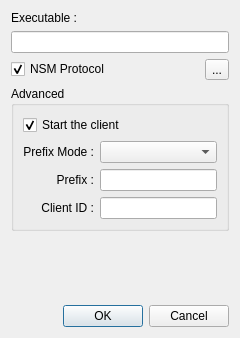
Old version of the form resources/ui/new_executable.ui in the repository Houston4444/RaySession.
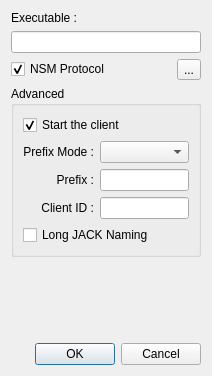
New version of the form. Icons and pictures are not drawn.

Commit message: add long jack naming possibility for add_executable

What changed in the file:
```diff
--- a/resources/ui/new_executable.ui
+++ b/resources/ui/new_executable.ui
@@ -9,8 +9,8 @@
    <rect>
     <x>0</x>
     <y>0</y>
-    <width>240</width>
-    <height>338</height>
+    <width>212</width>
+    <height>376</height>
    </rect>
   </property>
   <property name="windowTitle">
@@ -124,6 +124,16 @@
         </property>
        </widget>
       </item>
+      <item row="4" column="0" colspan="2">
+       <widget class="QCheckBox" name="checkBoxJackNaming">
+        <property name="toolTip">
+         <string>&lt;html&gt;&lt;head/&gt;&lt;body&gt;&lt;p&gt;With this option checked, NSM programs should name their JACK client names starting with ClientName.ClientId (as in NSM), else it will be ClientName (with a digit suffix if needed).&lt;/p&gt;&lt;/body&gt;&lt;/html&gt;</string>
+        </property>
+        <property name="text">
+         <string>Long JACK Naming</string>
+        </property>
+       </widget>
+      </item>
      </layout>
     </widget>
    </item>
```
The commit also changes 4 other files.
